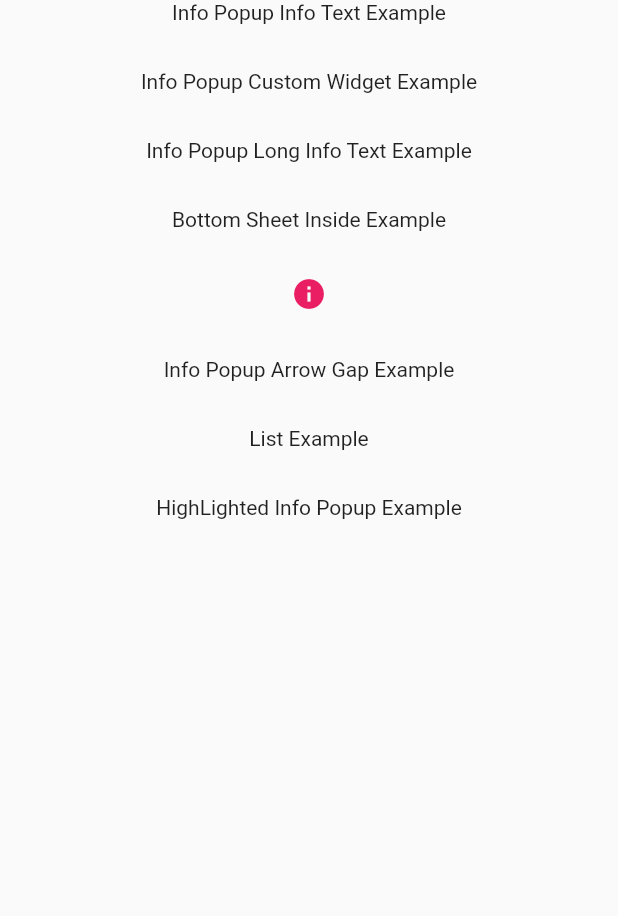
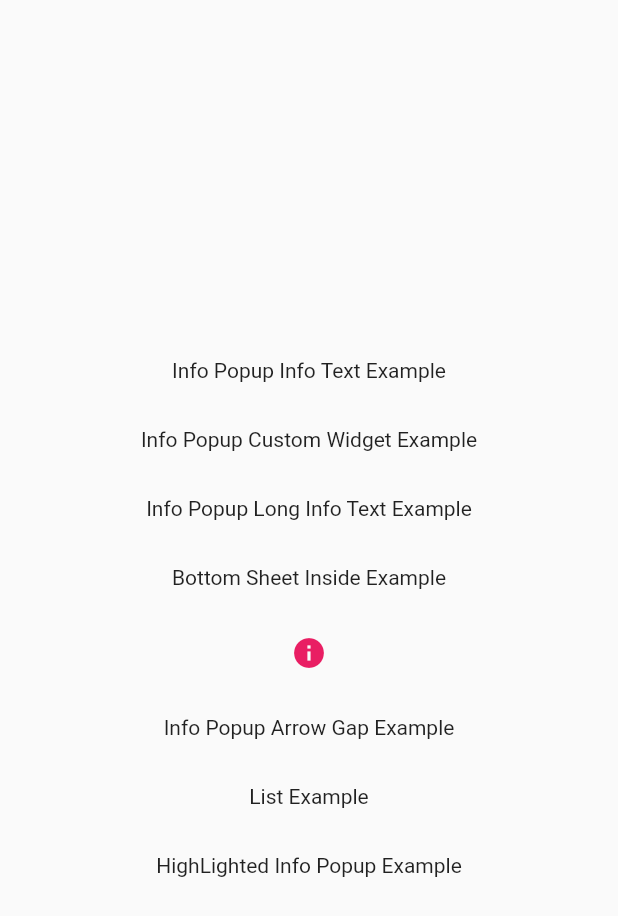
Before and after one commit to SalihCanBinboga/info_popup, a Flutter app: the screen it shows after launch, on a phone screen of 412 x 824 dp. Shown: the top 916 px of the screen. Run offline on Flutter 3.47's test engine with Material 2 defaults, Android fonts, the phone set to English and light mode, and no system bars.

Commit message:
fix: prevent box constraint error

```diff
--- a/example/lib/main.dart
+++ b/example/lib/main.dart
@@ -44,8 +44,9 @@ class _InfoPopupPageState extends State<InfoPopupPage> {
   Widget build(BuildContext context) {
     return Scaffold(
       body: Align(
+        child: SingleChildScrollView(
           child: Column(
-          mainAxisAlignment: MainAxisAlignment.start,
+            mainAxisAlignment: MainAxisAlignment.center,
             children: <Widget>[
               const InfoPopupWidget(
                 arrowTheme: InfoPopupArrowTheme(
@@ -177,6 +178,7 @@ class _InfoPopupPageState extends State<InfoPopupPage> {
             ],
           ),
         ),
+      ),
     );
   }
 }
```
Lines whose indentation alone changed are shown as unchanged.
